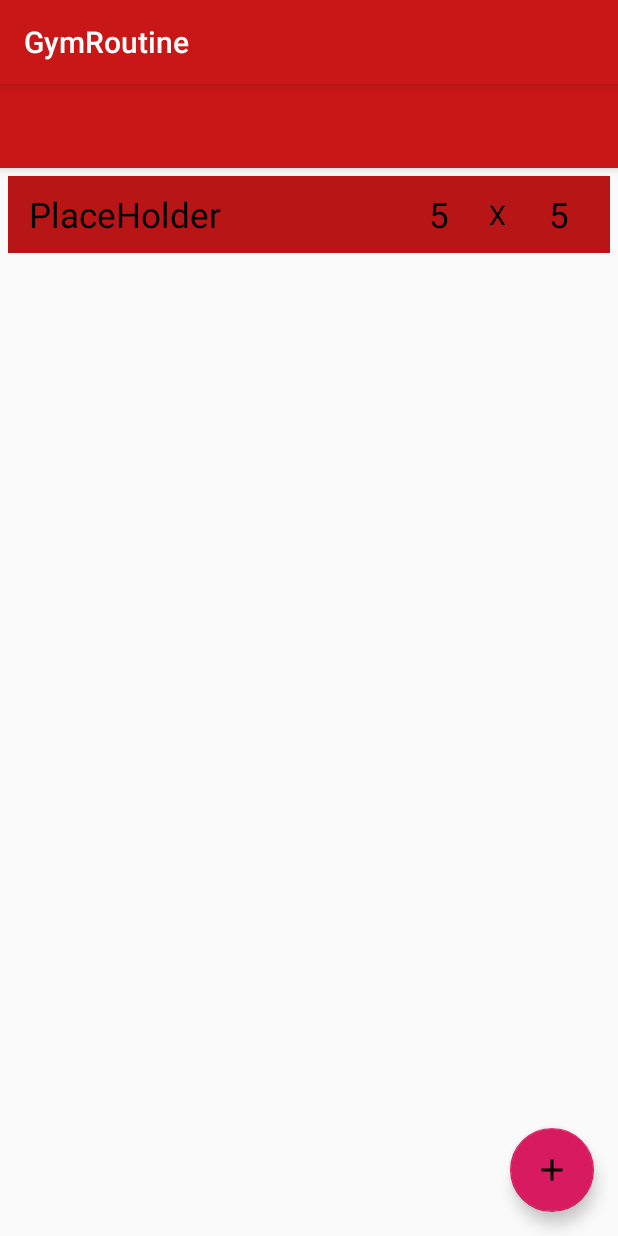
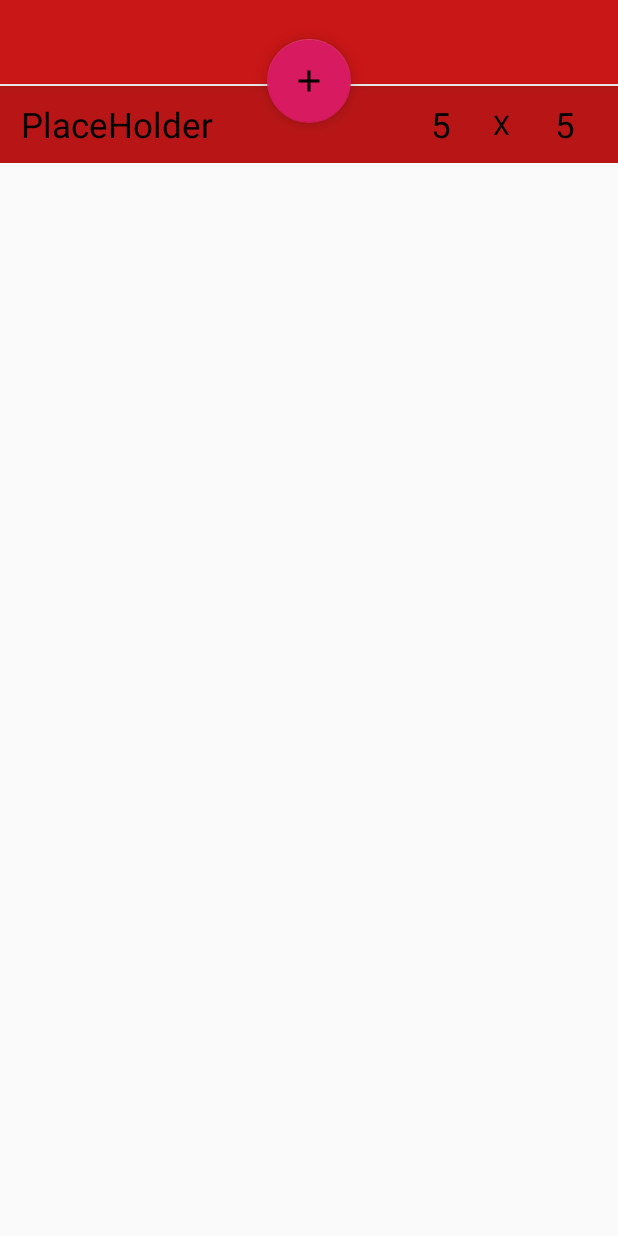
Before and after one commit to yussefsaidi/GymRoutineApp, an Android app: the screen it shows after launch (ExerciseListActivity), after a tap on an icon or button, on a phone screen of 412 x 824 dp. Run offline under Robolectric (Android 15) with nearby library versions, the phone set to English and light mode, and no system bars; our stand-ins replace Dagger/Hilt's generated code, Room's generated code, RxJava; libraries missing offline, so code that uses them is left out: hu.akarnokd.rxjava3; pictures from the network do not load.

Commit message:
Move button to add new exercises

```diff
--- a/app/src/main/res/layout/layout_exercise_list.xml
+++ b/app/src/main/res/layout/layout_exercise_list.xml
@@ -13,7 +13,7 @@
         <androidx.appcompat.widget.Toolbar
             android:layout_height="?attr/actionBarSize"
             android:layout_width="match_parent"
-            app:layout_scrollFlags="enterAlways|scroll"
+            app:layout_scrollFlags="enterAlways"
             android:id="@+id/exercises_toolbar">
         </androidx.appcompat.widget.Toolbar>
     </com.google.android.material.appbar.AppBarLayout>
@@ -21,8 +21,8 @@
     <androidx.recyclerview.widget.RecyclerView
         android:layout_width="match_parent"
         android:layout_height="match_parent"
+        android:paddingTop="1dp"
         android:id="@+id/recyclerView"
-        android:padding="5dp"
         app:layout_behavior="@string/appbar_scrolling_view_behavior">
     </androidx.recyclerview.widget.RecyclerView>
 
@@ -30,8 +30,9 @@
         android:layout_width="wrap_content"
         android:layout_height="wrap_content"
         android:id="@+id/fab"
-        android:layout_gravity="end|bottom"
-        android:layout_margin="16dp"
+        android:layout_marginTop="26dp"
+        app:layout_anchor="@id/exercises_toolbar"
+        app:layout_anchorGravity="center|top"
         android:src="@drawable/ic_add_black_24dp"/>
 
 
--- a/app/src/main/res/values/styles.xml
+++ b/app/src/main/res/values/styles.xml
@@ -1,7 +1,7 @@
 <resources>
 
     <!-- Base application theme. -->
-    <style name="AppTheme" parent="Theme.AppCompat.Light.DarkActionBar">
+    <style name="AppTheme" parent="Theme.AppCompat.Light.NoActionBar">
         <!-- Customize your theme here. -->
         <item name="colorPrimary">@color/colorPrimary</item>
         <item name="colorPrimaryDark">@color/colorPrimaryDark</item>
```
